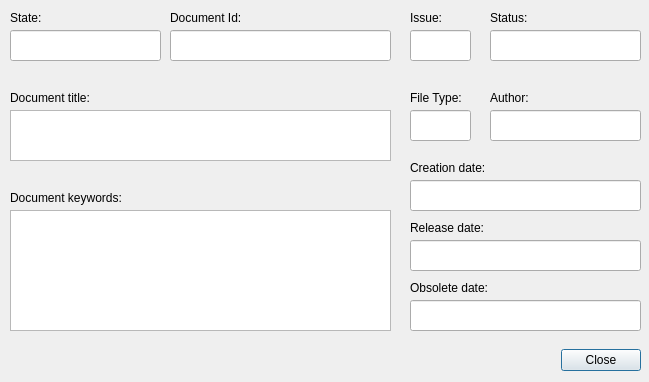
This is ui/documentinfo.ui in thuswa/subdms as Qt 5 draws it before an edit. The edited form follows.
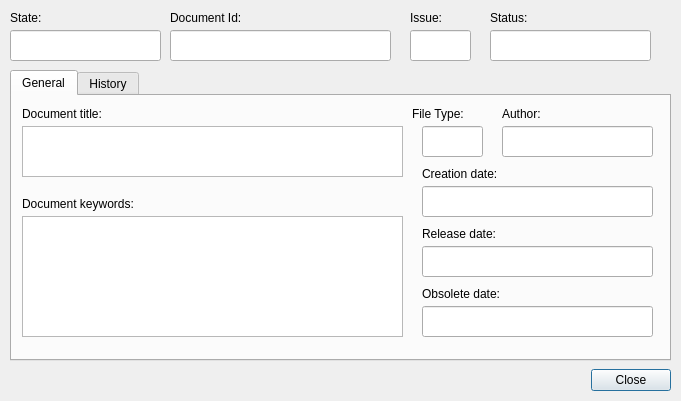
This is the edited form.

Commit message: - fixed basic revisision history list in document info

What changed in the file:
```diff
--- a/ui/documentinfo.ui
+++ b/ui/documentinfo.ui
@@ -8,8 +8,8 @@
    <rect>
     <x>0</x>
     <y>0</y>
-    <width>649</width>
-    <height>382</height>
+    <width>681</width>
+    <height>401</height>
    </rect>
   </property>
   <property name="windowTitle" >
@@ -24,9 +24,9 @@
    </property>
    <property name="geometry" >
     <rect>
-     <x>0</x>
-     <y>340</y>
-     <width>641</width>
+     <x>20</x>
+     <y>360</y>
+     <width>651</width>
      <height>41</height>
     </rect>
    </property>
@@ -50,19 +50,6 @@
     <string>Document Id:</string>
    </property>
   </widget>
-  <widget class="QLabel" name="label_2" >
-   <property name="geometry" >
-    <rect>
-     <x>10</x>
-     <y>90</y>
-     <width>111</width>
-     <height>16</height>
-    </rect>
-   </property>
-   <property name="text" >
-    <string>Document title:</string>
-   </property>
-  </widget>
   <widget class="QLineEdit" name="document_id" >
    <property name="geometry" >
     <rect>
@@ -94,33 +81,7 @@
     <rect>
      <x>490</x>
      <y>30</y>
-     <width>151</width>
-     <height>31</height>
-    </rect>
-   </property>
-   <property name="readOnly" >
-    <bool>true</bool>
-   </property>
-  </widget>
-  <widget class="QLineEdit" name="author" >
-   <property name="geometry" >
-    <rect>
-     <x>490</x>
-     <y>110</y>
-     <width>151</width>
-     <height>31</height>
-    </rect>
-   </property>
-   <property name="readOnly" >
-    <bool>true</bool>
-   </property>
-  </widget>
-  <widget class="QLineEdit" name="creation_date" >
-   <property name="geometry" >
-    <rect>
-     <x>410</x>
-     <y>180</y>
-     <width>231</width>
+     <width>161</width>
      <height>31</height>
     </rect>
    </property>
@@ -180,11 +141,112 @@
     <string>State:</string>
    </property>
   </widget>
+  <widget class="QTabWidget" name="Info_tabs" >
+   <property name="geometry" >
+    <rect>
+     <x>10</x>
+     <y>70</y>
+     <width>661</width>
+     <height>291</height>
+    </rect>
+   </property>
+   <property name="currentIndex" >
+    <number>0</number>
+   </property>
+   <widget class="QWidget" name="tab" >
+    <attribute name="title" >
+     <string>General</string>
+    </attribute>
+    <widget class="QPlainTextEdit" name="document_title" >
+     <property name="geometry" >
+      <rect>
+       <x>10</x>
+       <y>30</y>
+       <width>381</width>
+       <height>51</height>
+      </rect>
+     </property>
+    </widget>
+    <widget class="QLabel" name="label_2" >
+     <property name="geometry" >
+      <rect>
+       <x>10</x>
+       <y>10</y>
+       <width>111</width>
+       <height>16</height>
+      </rect>
+     </property>
+     <property name="text" >
+      <string>Document title:</string>
+     </property>
+    </widget>
+    <widget class="QLineEdit" name="file_type" >
+     <property name="geometry" >
+      <rect>
+       <x>410</x>
+       <y>30</y>
+       <width>61</width>
+       <height>31</height>
+      </rect>
+     </property>
+     <property name="readOnly" >
+      <bool>true</bool>
+     </property>
+    </widget>
+    <widget class="QLineEdit" name="author" >
+     <property name="geometry" >
+      <rect>
+       <x>490</x>
+       <y>30</y>
+       <width>151</width>
+       <height>31</height>
+      </rect>
+     </property>
+     <property name="readOnly" >
+      <bool>true</bool>
+     </property>
+    </widget>
+    <widget class="QPlainTextEdit" name="document_keywords" >
+     <property name="geometry" >
+      <rect>
+       <x>10</x>
+       <y>120</y>
+       <width>381</width>
+       <height>121</height>
+      </rect>
+     </property>
+    </widget>
+    <widget class="QLabel" name="label_11" >
+     <property name="geometry" >
+      <rect>
+       <x>10</x>
+       <y>100</y>
+       <width>161</width>
+       <height>16</height>
+      </rect>
+     </property>
+     <property name="text" >
+      <string>Document keywords:</string>
+     </property>
+    </widget>
+    <widget class="QLabel" name="label_8" >
+     <property name="geometry" >
+      <rect>
+       <x>400</x>
+       <y>10</y>
+       <width>111</width>
+       <height>16</height>
+      </rect>
+     </property>
+     <property name="text" >
+      <string>File Type:</string>
+     </property>
+    </widget>
   <widget class="QLabel" name="label_6" >
    <property name="geometry" >
     <rect>
      <x>490</x>
-     <y>90</y>
+       <y>10</y>
      <width>111</width>
      <height>16</height>
     </rect>
@@ -193,11 +255,37 @@
     <string>Author:</string>
    </property>
   </widget>
+    <widget class="QLineEdit" name="obsolete_date" >
+     <property name="geometry" >
+      <rect>
+       <x>410</x>
+       <y>210</y>
+       <width>231</width>
+       <height>31</height>
+      </rect>
+     </property>
+     <property name="readOnly" >
+      <bool>true</bool>
+     </property>
+    </widget>
+    <widget class="QLabel" name="label_10" >
+     <property name="geometry" >
+      <rect>
+       <x>410</x>
+       <y>190</y>
+       <width>111</width>
+       <height>16</height>
+      </rect>
+     </property>
+     <property name="text" >
+      <string>Obsolete date:</string>
+     </property>
+    </widget>
   <widget class="QLabel" name="label_7" >
    <property name="geometry" >
     <rect>
      <x>410</x>
-     <y>160</y>
+       <y>70</y>
      <width>111</width>
      <height>16</height>
     </rect>
@@ -206,12 +294,12 @@
     <string>Creation date:</string>
    </property>
   </widget>
-  <widget class="QLineEdit" name="file_type" >
+    <widget class="QLineEdit" name="creation_date" >
    <property name="geometry" >
     <rect>
      <x>410</x>
-     <y>110</y>
-     <width>61</width>
+       <y>90</y>
+       <width>231</width>
      <height>31</height>
     </rect>
    </property>
@@ -219,24 +307,11 @@
     <bool>true</bool>
    </property>
   </widget>
-  <widget class="QLabel" name="label_8" >
-   <property name="geometry" >
-    <rect>
-     <x>410</x>
-     <y>90</y>
-     <width>111</width>
-     <height>16</height>
-    </rect>
-   </property>
-   <property name="text" >
-    <string>File Type:</string>
-   </property>
-  </widget>
   <widget class="QLineEdit" name="release_date" >
    <property name="geometry" >
     <rect>
      <x>410</x>
-     <y>240</y>
+       <y>150</y>
      <width>231</width>
      <height>31</height>
     </rect>
@@ -249,7 +324,7 @@
    <property name="geometry" >
     <rect>
      <x>410</x>
-     <y>220</y>
+       <y>130</y>
      <width>111</width>
      <height>16</height>
     </rect>
@@ -258,64 +333,89 @@
     <string>Release date:</string>
    </property>
   </widget>
-  <widget class="QLineEdit" name="obsolete_date" >
+   </widget>
+   <widget class="QWidget" name="tab_2" >
+    <attribute name="title" >
+     <string>History</string>
+    </attribute>
+    <widget class="QTableWidget" name="historylist" >
    <property name="geometry" >
     <rect>
-     <x>410</x>
-     <y>300</y>
-     <width>231</width>
-     <height>31</height>
-    </rect>
-   </property>
-   <property name="readOnly" >
-    <bool>true</bool>
-   </property>
-  </widget>
-  <widget class="QLabel" name="label_10" >
-   <property name="geometry" >
-    <rect>
-     <x>410</x>
-     <y>280</y>
-     <width>111</width>
-     <height>16</height>
-    </rect>
-   </property>
+       <x>0</x>
+       <y>0</y>
+       <width>651</width>
+       <height>251</height>
+      </rect>
+     </property>
+     <property name="rowCount" >
+      <number>40</number>
+     </property>
+     <row/>
+     <row>
+      <property name="text" >
+       <string/>
+      </property>
+     </row>
+     <row/>
+     <row/>
+     <row/>
+     <row/>
+     <row/>
+     <row/>
+     <row/>
+     <row/>
+     <row/>
+     <row/>
+     <row/>
+     <row/>
+     <row/>
+     <row/>
+     <row/>
+     <row/>
+     <row/>
+     <row/>
+     <row/>
+     <row/>
+     <row/>
+     <row/>
+     <row/>
+     <row/>
+     <row/>
+     <row/>
+     <row/>
+     <row/>
+     <row/>
+     <row/>
+     <row/>
+     <row/>
+     <row/>
+     <row/>
+     <row/>
+     <row/>
+     <row/>
+     <row/>
+     <column>
    <property name="text" >
-    <string>Obsolete date:</string>
-   </property>
-  </widget>
-  <widget class="QPlainTextEdit" name="document_keywords" >
-   <property name="geometry" >
-    <rect>
-     <x>10</x>
-     <y>210</y>
-     <width>381</width>
-     <height>121</height>
-    </rect>
-   </property>
-  </widget>
-  <widget class="QLabel" name="label_11" >
-   <property name="geometry" >
-    <rect>
-     <x>10</x>
-     <y>190</y>
-     <width>161</width>
-     <height>16</height>
-    </rect>
-   </property>
+       <string>rvn</string>
+      </property>
+     </column>
+     <column>
+      <property name="text" >
+       <string>Log Message</string>
+      </property>
+     </column>
+     <column>
+      <property name="text" >
+       <string>Author</string>
+      </property>
+     </column>
+     <column>
    <property name="text" >
-    <string>Document keywords:</string>
-   </property>
-  </widget>
-  <widget class="QPlainTextEdit" name="document_title" >
-   <property name="geometry" >
-    <rect>
-     <x>10</x>
-     <y>110</y>
-     <width>381</width>
-     <height>51</height>
-    </rect>
-   </property>
+       <string>Date</string>
+      </property>
+     </column>
+    </widget>
+   </widget>
   </widget>
  </widget>
  <resources/>
```
Lines whose indentation alone changed are shown as unchanged. The commit also changes 1 other file.
